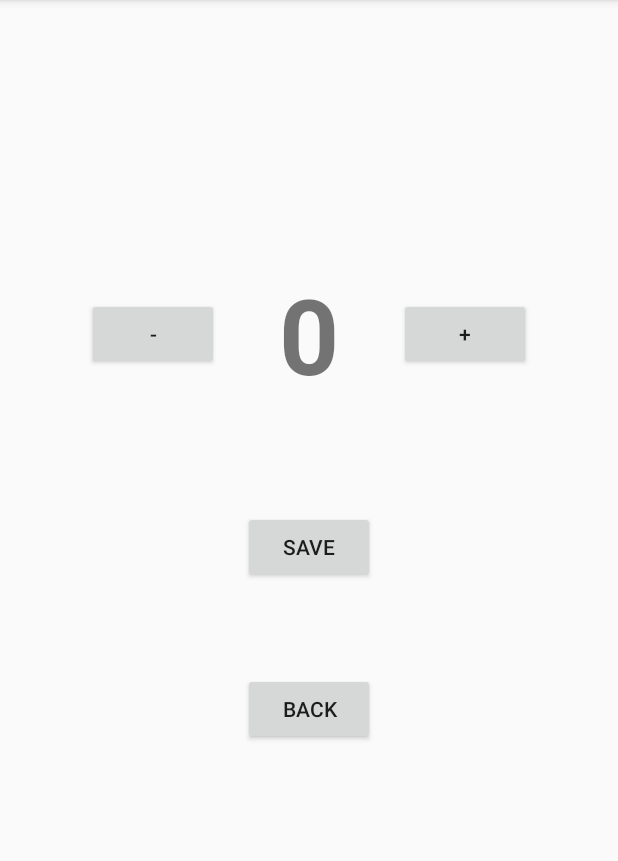
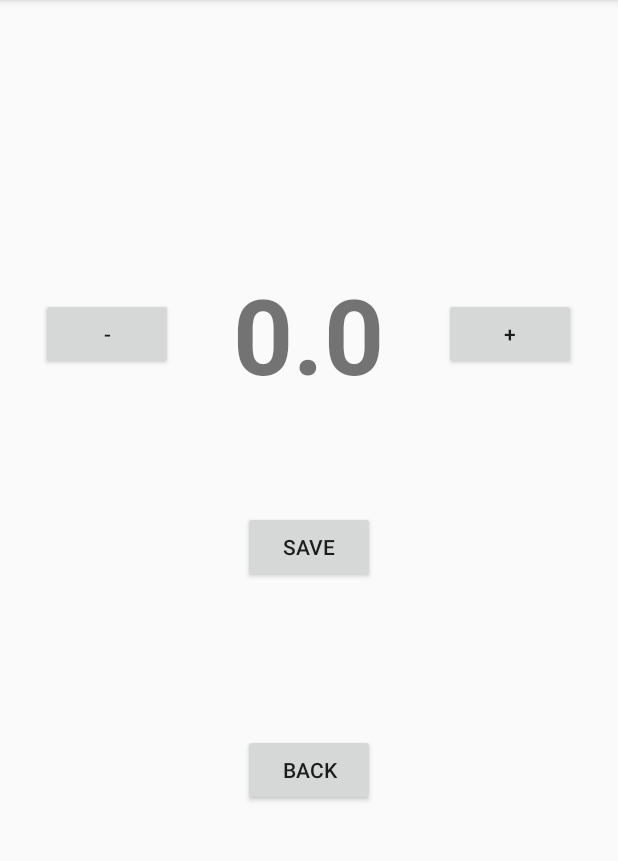
Before and after one commit to camelKase/NICU_DBReader, an Android app: the screen it shows after launch (Callibration), after a tap on "CALLIBRATE", on a phone screen of 412 x 824 dp, the part 84-945 px from its top. Run offline under Robolectric (Android 15) with nearby library versions, the phone set to English and light mode, and no system bars.

Commit message:
Fixed Shared Preference Stuff

```diff
--- a/DBReader_ver1/app/src/main/java/com/example/dbreader_ver1/Callibration.java
+++ b/DBReader_ver1/app/src/main/java/com/example/dbreader_ver1/Callibration.java
@@ -14,11 +14,13 @@ import android.widget.TextView;
 
 public class Callibration extends AppCompatActivity {
     int minteger = 0;
-    TextView textView2;
+    TextView textView2, currentCal;
     Button saveButton;
+    Float userCal;
+    //TextView currentValue;
 
     SharedPreferences sharedPreferences;
-    public static final String MyPREFERENCES2 = "MyPrefs" ;
+    public static final String MyPREFERENCES1 = "MyPrefs" ;
     public static final String calibration = "CalibrationKey";
 
     @Override
@@ -26,9 +28,13 @@ public class Callibration extends AppCompatActivity {
         super.onCreate(savedInstanceState);
         setContentView(R.layout.activity_callibration);
         textView2 = findViewById(R.id.textView2);
+        currentCal = findViewById(R.id.integer_number);
+
         saveButton = (Button) findViewById(R.id.saveButton);
-        sharedPreferences = getSharedPreferences(MyPREFERENCES2, Context.MODE_PRIVATE);
-
+        sharedPreferences = getSharedPreferences(MyPREFERENCES1, Context.MODE_PRIVATE);
+        userCal = sharedPreferences.getFloat(calibration, 0);
+        currentCal.setText(userCal.toString());
+        minteger = userCal.intValue();
         saveButton.setOnClickListener(new View.OnClickListener() {
             @Override
             public void onClick(View view) {
--- a/DBReader_ver1/app/src/main/java/com/example/dbreader_ver1/MainActivity.java
+++ b/DBReader_ver1/app/src/main/java/com/example/dbreader_ver1/MainActivity.java
@@ -22,7 +22,7 @@ import android.util.Log;
 import android.os.Handler;
 import android.widget.Toast;
 
-import static com.example.dbreader_ver1.Callibration.MyPREFERENCES2;
+//import static com.example.dbreader_ver1.Callibration.MyPREFERENCES2;
 import static com.example.dbreader_ver1.Callibration.calibration;
 import static com.example.dbreader_ver1.SettingsActivity.MyPREFERENCES1;
 import static com.example.dbreader_ver1.SettingsActivity.Threshold;
@@ -63,10 +63,10 @@ public class MainActivity extends AppCompatActivity {
         initListButton();
 
         SharedPreferences sharedPreferences1 = getSharedPreferences(MyPREFERENCES1, Context.MODE_PRIVATE);
-        SharedPreferences sharedPreferences2 = getSharedPreferences(MyPREFERENCES2, Context.MODE_PRIVATE);
+        //SharedPreferences sharedPreferences2 = getSharedPreferences(MyPREFERENCES2, Context.MODE_PRIVATE);
 
         userThresh = sharedPreferences1.getFloat(Threshold, 0);
-        userCalibrate = sharedPreferences2.getFloat(calibration,0);
+        userCalibrate = sharedPreferences1.getFloat(calibration,0);
 
         initCallibration();
 
--- a/DBReader_ver1/app/src/main/res/layout/activity_callibration.xml
+++ b/DBReader_ver1/app/src/main/res/layout/activity_callibration.xml
@@ -52,24 +52,30 @@
         android:layout_marginStart="161dp"
         android:layout_marginTop="55dp"
         android:layout_marginEnd="162dp"
+        android:layout_marginBottom="8dp"
         android:text="@string/save"
+        app:layout_constraintBottom_toBottomOf="parent"
         app:layout_constraintEnd_toEndOf="parent"
+        app:layout_constraintHorizontal_bias="1.0"
         app:layout_constraintStart_toStartOf="parent"
-        app:layout_constraintTop_toBottomOf="@+id/linearLayout" />
+        app:layout_constraintTop_toBottomOf="@+id/linearLayout"
+        app:layout_constraintVertical_bias="0.0" />
 
     <Button
         android:id="@+id/backButton"
         android:layout_width="wrap_content"
         android:layout_height="wrap_content"
         android:layout_marginStart="161dp"
-        android:layout_marginTop="41dp"
+        android:layout_marginTop="8dp"
         android:layout_marginEnd="162dp"
-        android:layout_marginBottom="253dp"
+        android:layout_marginBottom="8dp"
         android:text="@string/back"
         app:layout_constraintBottom_toBottomOf="parent"
         app:layout_constraintEnd_toEndOf="parent"
+        app:layout_constraintHorizontal_bias="1.0"
         app:layout_constraintStart_toStartOf="parent"
-        app:layout_constraintTop_toBottomOf="@+id/saveButton" />
+        app:layout_constraintTop_toBottomOf="@+id/saveButton"
+        app:layout_constraintVertical_bias="0.294" />
 
     <TextView
         android:id="@+id/textView2"
```
Also changed, not shown: DBReader_ver1/app/src/main/java/com/example/dbreader_ver1/SettingsActivity.java (+6 -1 lines), DBReader_ver1/app/src/main/res/layout/activity_main.xml (+10 -6 lines), DBReader_ver1/app/src/main/res/layout/settings.xml (+18 -2 lines).
